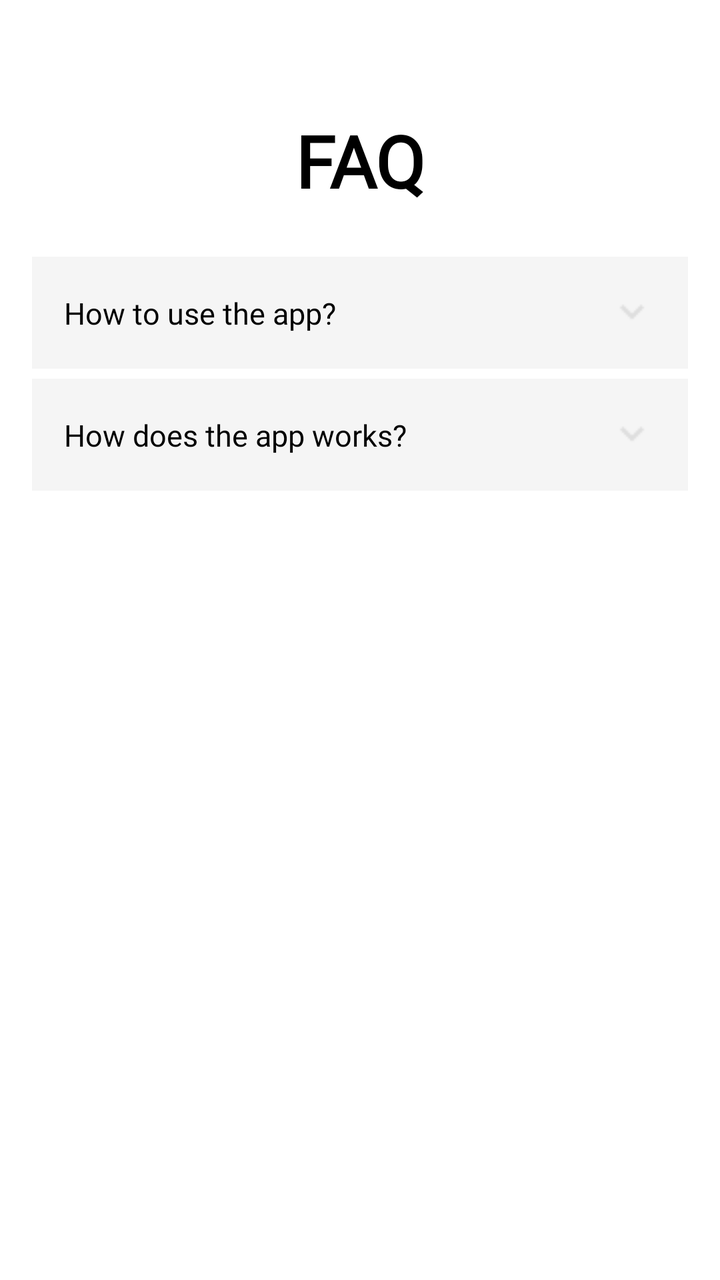
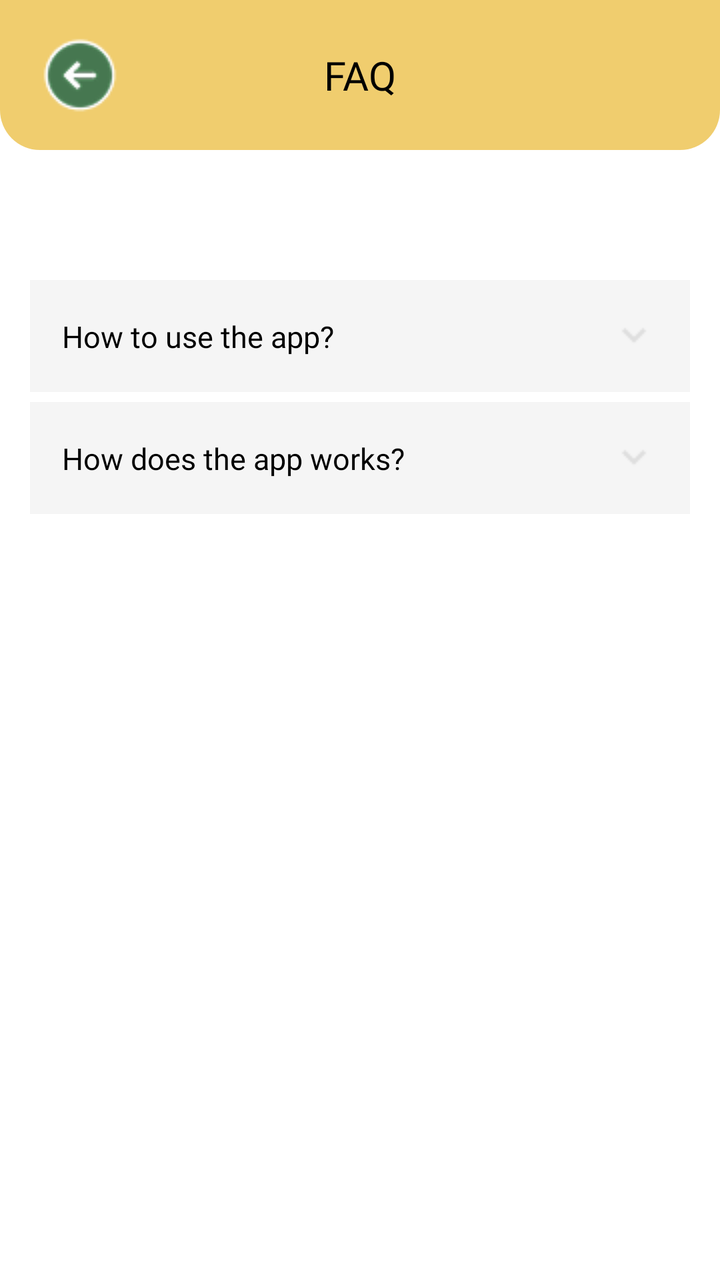

The first picture is an Android layout as it rendered before a commit; the second is the same layout after the commit. The layout source and the unified diff follow.
<!-- AndroidManifest.xml: application theme Theme.SortItJSON -->
<!-- res/layout/fragment_faq.xml -->
<?xml version="1.0" encoding="utf-8"?>
<ScrollView
    xmlns:android="http://schemas.android.com/apk/res/android"
    xmlns:app="http://schemas.android.com/apk/res-auto"
    android:layout_width="match_parent"
    android:layout_height="match_parent"
    android:fillViewport="true"
    android:background="#FFFFFF">

    
    <LinearLayout
        android:layout_width="match_parent"
        android:layout_height="wrap_content"
        android:orientation="vertical">


        
        <LinearLayout
            android:layout_width="match_parent"
            android:layout_height="wrap_content"
            android:orientation="vertical"
            android:padding="16dp">

            
            <TextView
                android:layout_width="match_parent"
                android:layout_height="wrap_content"
                android:text="FAQ"
                android:textSize="36sp"
                android:textStyle="bold"
                android:textColor="#000000"
                android:fontFamily="@font/montserrat_extrabold"
                android:gravity="center"
                android:paddingBottom="24dp"
                android:layout_marginTop="40dp"/>

            
            <LinearLayout
                android:id="@+id/layoutQuestion1"
                android:layout_width="match_parent"
                android:layout_height="wrap_content"
                android:orientation="vertical"
                android:background="#F5F5F5"
                android:padding="16dp"
                android:layout_marginBottom="5dp">

                
                <androidx.constraintlayout.widget.ConstraintLayout
                    android:layout_width="match_parent"
                    android:layout_height="wrap_content">

                    <TextView
                        android:id="@+id/tvQuestion1"
                        android:layout_width="0dp"
                        android:layout_height="wrap_content"
                        android:text="How to use the app?"
                        android:textSize="15sp"
                        android:textColor="#000000"
                        android:fontFamily="@font/montserrat_bold"
                        app:layout_constraintStart_toStartOf="parent"
                        app:layout_constraintEnd_toStartOf="@id/arrowIcon1"
                        app:layout_constraintTop_toTopOf="parent"
                        app:layout_constraintBottom_toBottomOf="parent"/>

                    <ImageView
                        android:id="@+id/arrowIcon1"
                        android:layout_width="24dp"
                        android:layout_height="24dp"
                        android:src="@drawable/arrow_down"
                        app:layout_constraintEnd_toEndOf="parent"
                        app:layout_constraintTop_toTopOf="parent"
                        app:layout_constraintBottom_toBottomOf="parent"/>
                </androidx.constraintlayout.widget.ConstraintLayout>

                
                <TextView
                    android:id="@+id/tvAnswer1"
                    android:layout_width="match_parent"
                    android:layout_height="wrap_content"
                    android:justificationMode="inter_word"
                    android:fontFamily="@font/montserrat_regular"
                    android:text="Capture the image of the waste. Let the system analyze the material. Identify the classification. Learn and recycle."
                    android:textSize="15sp"
                    android:textColor="#555555"
                    android:visibility="gone"
                    android:paddingTop="12dp"/>

            </LinearLayout>

            
            
            <LinearLayout
                android:id="@+id/layoutQuestion2"
                android:layout_width="match_parent"
                android:layout_height="wrap_content"
                android:orientation="vertical"
                android:background="#F5F5F5"
                android:padding="16dp"
                android:layout_marginBottom="5dp">

                
                <androidx.constraintlayout.widget.ConstraintLayout
                    android:layout_width="match_parent"
                    android:layout_height="wrap_content">

                    <TextView
                        android:id="@+id/tvQuestion2"
                        android:layout_width="0dp"
                        android:layout_height="wrap_content"
                        android:text="How does the app works?"
                        android:textSize="15sp"
                        android:textColor="#000000"
                        android:fontFamily="@font/montserrat_bold"
                        app:layout_constraintStart_toStartOf="parent"
                        app:layout_constraintEnd_toStartOf="@id/arrowIcon2"
                        app:layout_constraintTop_toTopOf="parent"
                        app:layout_constraintBottom_toBottomOf="parent"/>

                    <ImageView
                        android:id="@+id/arrowIcon2"
                        android:layout_width="24dp"
                        android:layout_height="24dp"
                        android:src="@drawable/arrow_down"
                        app:layout_constraintEnd_toEndOf="parent"
                        app:layout_constraintTop_toTopOf="parent"
                        app:layout_constraintBottom_toBottomOf="parent"/>
                </androidx.constraintlayout.widget.ConstraintLayout>

                
                <TextView
                    android:id="@+id/tvAnswer2"
                    android:layout_width="match_parent"
                    android:layout_height="wrap_content"
                    android:justificationMode="inter_word"
                    android:fontFamily="@font/montserrat_regular"
                    android:text="Capture a photo of any material. The system analyzes the image using AI-based classification. It identifies the type of material (plastic, paper, glass, metal, etc.) and tells you if it’s recyclable. The app also provides recycling tips and disposal guidance."
                    android:textSize="15sp"
                    android:textColor="#555555"
                    android:visibility="gone"
                    android:paddingTop="12dp"/>

            </LinearLayout>

        </LinearLayout>

    </LinearLayout>
</ScrollView>
<!-- resources referenced by this layout -->
<resources>
  <!-- drawable arrow_down: png bitmap (drawable, 249 bytes) -->
  <style name="Theme.SortItJSON" parent="Base.Theme.SortItJSON" />
  <style name="Base.Theme.SortItJSON" parent="Theme.Material3.DayNight.NoActionBar">
          
          <item name="colorPrimary">@color/darkgreen</item>
      </style>
  <color name="darkgreen">#2A3F3F</color>
</resources>

<!-- the commit's change to res/layout/fragment_faq.xml (unified diff, before → after) -->
@@ -18,126 +18,160 @@
         <LinearLayout
             android:layout_width="match_parent"
             android:layout_height="wrap_content"
-            android:orientation="vertical"
-            android:padding="16dp">
+            android:orientation="vertical">
 
-            
-            <TextView
+            <androidx.constraintlayout.widget.ConstraintLayout
                 android:layout_width="match_parent"
                 android:layout_height="wrap_content"
-                android:text="FAQ"
-                android:textSize="36sp"
-                android:textStyle="bold"
-                android:textColor="#000000"
-                android:fontFamily="@font/montserrat_extrabold"
-                android:gravity="center"
-                android:paddingBottom="24dp"
-                android:layout_marginTop="40dp"/>
-
-            
-            <LinearLayout
-                android:id="@+id/layoutQuestion1"
-                android:layout_width="match_parent"
-                android:layout_height="wrap_content"
-                android:orientation="vertical"
-                android:background="#F5F5F5"
-                android:padding="16dp"
-                android:layout_marginBottom="5dp">
+                android:minHeight="75dp"
+                android:paddingHorizontal="20dp"
+                android:paddingVertical="12dp"
+                android:background="@drawable/yellow_header_page">
 
                 
-                <androidx.constraintlayout.widget.ConstraintLayout
-                    android:layout_width="match_parent"
-                    android:layout_height="wrap_content">
-
-                    <TextView
-                        android:id="@+id/tvQuestion1"
-                        android:layout_width="0dp"
-                        android:layout_height="wrap_content"
-                        android:text="How to use the app?"
-                        android:textSize="15sp"
-                        android:textColor="#000000"
-                        android:fontFamily="@font/montserrat_bold"
-                        app:layout_constraintStart_toStartOf="parent"
-                        app:layout_constraintEnd_toStartOf="@id/arrowIcon1"
-                        app:layout_constraintTop_toTopOf="parent"
-                        app:layout_constraintBottom_toBottomOf="parent"/>
-
-                    <ImageView
-                        android:id="@+id/arrowIcon1"
-                        android:layout_width="24dp"
-                        android:layout_height="24dp"
-                        android:src="@drawable/arrow_down"
-                        app:layout_constraintEnd_toEndOf="parent"
-                        app:layout_constraintTop_toTopOf="parent"
-                        app:layout_constraintBottom_toBottomOf="parent"/>
-                </androidx.constraintlayout.widget.ConstraintLayout>
+                <ImageButton
+                    android:id="@+id/btnBack"
+                    android:layout_width="40dp"
+                    android:layout_height="40dp"
+                    android:background="@android:color/transparent"
+                    android:contentDescription="Back"
+                    android:padding="8dp"
+                    android:src="@drawable/button_green_backward"
+                    app:layout_constraintStart_toStartOf="parent"
+                    app:layout_constraintTop_toTopOf="parent"
+                    app:layout_constraintBottom_toBottomOf="parent"/>
 
                 
                 <TextView
-                    android:id="@+id/tvAnswer1"
+                    android:id="@+id/title"
+                    android:layout_width="wrap_content"
+                    android:layout_height="wrap_content"
+                    android:text="FAQ"
+                    android:textColor="#000000"
+                    android:textSize="20sp"
+                    android:fontFamily="@font/montserrat_bold"
+                    app:layout_constraintStart_toStartOf="parent"
+                    app:layout_constraintEnd_toEndOf="parent"
+                    app:layout_constraintTop_toTopOf="parent"
+                    app:layout_constraintBottom_toBottomOf="parent"/>
+
+            </androidx.constraintlayout.widget.ConstraintLayout>
+
+            
+
+            <LinearLayout
+                android:layout_width="match_parent"
+                android:layout_height="wrap_content"
+                android:layout_marginTop="50dp"
+                android:padding="15dp"
+                android:orientation="vertical">
+
+                
+                <LinearLayout
+                    android:id="@+id/layoutQuestion1"
                     android:layout_width="match_parent"
                     android:layout_height="wrap_content"
-                    android:justificationMode="inter_word"
-                    android:fontFamily="@font/montserrat_regular"
-                    android:text="Capture the image of the waste. Let the system analyze the material. Identify the classification. Learn and recycle."
-                    android:textSize="15sp"
-                    android:textColor="#555555"
-                    android:visibility="gone"
-                    android:paddingTop="12dp"/>
+                    android:orientation="vertical"
+                    android:background="#F5F5F5"
+                    android:padding="16dp"
+                    android:layout_marginBottom="5dp">
 
-            </LinearLayout>
+                    
+                    <androidx.constraintlayout.widget.ConstraintLayout
+                        android:layout_width="match_parent"
+                        android:layout_height="wrap_content">
 
-            
-            
-            <LinearLayout
-                android:id="@+id/layoutQuestion2"
-                android:layout_width="match_parent"
-                android:layout_height="wrap_content"
-                android:orientation="vertical"
-                android:background="#F5F5F5"
-                android:padding="16dp"
-                android:layout_marginBottom="5dp">
+                        <TextView
+                            android:id="@+id/tvQuestion1"
+                            android:layout_width="0dp"
+                            android:layout_height="wrap_content"
+                            android:text="How to use the app?"
+                            android:textSize="15sp"
+                            android:textColor="#000000"
+                            android:fontFamily="@font/montserrat_bold"
+                            app:layout_constraintStart_toStartOf="parent"
+                            app:layout_constraintEnd_toStartOf="@id/arrowIcon1"
+                            app:layout_constraintTop_toTopOf="parent"
+                            app:layout_constraintBottom_toBottomOf="parent"/>
+
+                        <ImageView
+                            android:id="@+id/arrowIcon1"
+                            android:layout_width="24dp"
+                            android:layout_height="24dp"
+                            android:src="@drawable/arrow_down"
+                            app:layout_constraintEnd_toEndOf="parent"
+                            app:layout_constraintTop_toTopOf="parent"
+                            app:layout_constraintBottom_toBottomOf="parent"/>
+                    </androidx.constraintlayout.widget.ConstraintLayout>
+
+                    
+                    <TextView
+                        android:id="@+id/tvAnswer1"
+                        android:layout_width="match_parent"
+                        android:layout_height="wrap_content"
+                        android:justificationMode="inter_word"
+                        android:fontFamily="@font/montserrat_regular"
+                        android:text="Capture the image of the waste. Let the system analyze the material. Identify the classification. Learn and recycle."
+                        android:textSize="15sp"
+                        android:textColor="#555555"
+                        android:visibility="gone"
+                        android:paddingTop="12dp"/>
+
+                </LinearLayout>
 
                 
-                <androidx.constraintlayout.widget.ConstraintLayout
-                    android:layout_width="match_parent"
-                    android:layout_height="wrap_content">
-
-                    <TextView
-                        android:id="@+id/tvQuestion2"
-                        android:layout_width="0dp"
-                        android:layout_height="wrap_content"
-                        android:text="How does the app works?"
-                        android:textSize="15sp"
-                        android:textColor="#000000"
-                        android:fontFamily="@font/montserrat_bold"
-                        app:layout_constraintStart_toStartOf="parent"
-                        app:layout_constraintEnd_toStartOf="@id/arrowIcon2"
-                        app:layout_constraintTop_toTopOf="parent"
-                        app:layout_constraintBottom_toBottomOf="parent"/>
-
-                    <ImageView
-                        android:id="@+id/arrowIcon2"
-                        android:layout_width="24dp"
-                        android:layout_height="24dp"
-                        android:src="@drawable/arrow_down"
-                        app:layout_constraintEnd_toEndOf="parent"
-                        app:layout_constraintTop_toTopOf="parent"
-                        app:layout_constraintBottom_toBottomOf="parent"/>
-                </androidx.constraintlayout.widget.ConstraintLayout>
-
                 
-                <TextView
-                    android:id="@+id/tvAnswer2"
+                <LinearLayout
+                    android:id="@+id/layoutQuestion2"
                     android:layout_width="match_parent"
                     android:layout_height="wrap_content"
-                    android:justificationMode="inter_word"
-                    android:fontFamily="@font/montserrat_regular"
-                    android:text="Capture a photo of any material. The system analyzes the image using AI-based classification. It identifies the type of material (plastic, paper, glass, metal, etc.) and tells you if it’s recyclable. The app also provides recycling tips and disposal guidance."
-                    android:textSize="15sp"
-                    android:textColor="#555555"
-                    android:visibility="gone"
-                    android:paddingTop="12dp"/>
+                    android:orientation="vertical"
+                    android:background="#F5F5F5"
+                    android:padding="16dp"
+                    android:layout_marginBottom="5dp">
+
+                    
+                    <androidx.constraintlayout.widget.ConstraintLayout
+                        android:layout_width="match_parent"
+                        android:layout_height="wrap_content">
+
+                        <TextView
+                            android:id="@+id/tvQuestion2"
+                            android:layout_width="0dp"
+                            android:layout_height="wrap_content"
+                            android:text="How does the app works?"
+                            android:textSize="15sp"
+                            android:textColor="#000000"
+                            android:fontFamily="@font/montserrat_bold"
+                            app:layout_constraintStart_toStartOf="parent"
+                            app:layout_constraintEnd_toStartOf="@id/arrowIcon2"
+                            app:layout_constraintTop_toTopOf="parent"
+                            app:layout_constraintBottom_toBottomOf="parent"/>
+
+                        <ImageView
+                            android:id="@+id/arrowIcon2"
+                            android:layout_width="24dp"
+                            android:layout_height="24dp"
+                            android:src="@drawable/arrow_down"
+                            app:layout_constraintEnd_toEndOf="parent"
+                            app:layout_constraintTop_toTopOf="parent"
+                            app:layout_constraintBottom_toBottomOf="parent"/>
+                    </androidx.constraintlayout.widget.ConstraintLayout>
+
+                    
+                    <TextView
+                        android:id="@+id/tvAnswer2"
+                        android:layout_width="match_parent"
+                        android:layout_height="wrap_content"
+                        android:justificationMode="inter_word"
+                        android:fontFamily="@font/montserrat_regular"
+                        android:text="Capture a photo of any material. The system analyzes the image using AI-based classification. It identifies the type of material (plastic, paper, glass, metal, etc.) and tells you if it’s recyclable. The app also provides recycling tips and disposal guidance."
+                        android:textSize="15sp"
+                        android:textColor="#555555"
+                        android:visibility="gone"
+                        android:paddingTop="12dp"/>
+
+                </LinearLayout>
 
             </LinearLayout>
 
<!-- resource entries referenced after the edit -->
@@ -1,11 +1,20 @@
 <!-- resources referenced by this layout -->
 <resources>
   <!-- drawable arrow_down: png bitmap (drawable, 249 bytes) -->
+  <!-- drawable button_green_backward: png bitmap (drawable, 2091 bytes) -->
+  <!-- drawable yellow_header_page (drawable) -->
+  <shape xmlns:android="http://schemas.android.com/apk/res/android">
+      <solid android:color="#F0CD6E"/>
+  
+      <corners
+          android:bottomLeftRadius="20dp"
+          android:bottomRightRadius="20dp"/>
+  </shape>
   <style name="Theme.SortItJSON" parent="Base.Theme.SortItJSON" />
   <style name="Base.Theme.SortItJSON" parent="Theme.Material3.DayNight.NoActionBar">
           
           <item name="colorPrimary">@color/darkgreen</item>
       </style>
-  <color name="darkgreen">#2A3F3F</color>
+  <color name="darkgreen">#467750</color>
 </resources>
 
